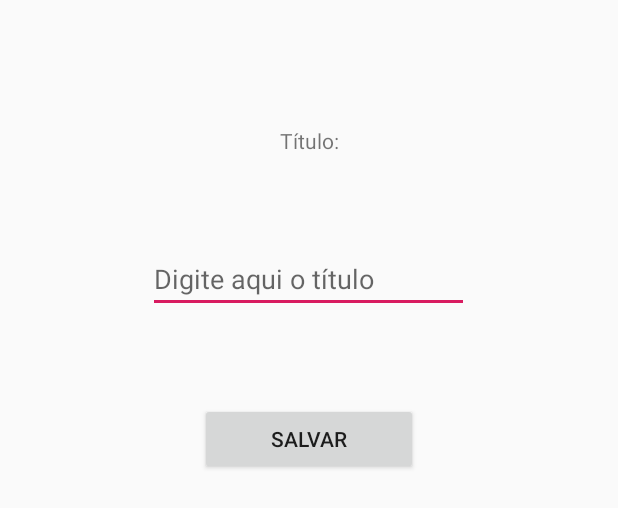
After one commit to LucasVeiga11/Lista-de-compras, an Android app: the layout activity_popup_lista.xml on its own in the app's theme, with its tools: preview values and no code run, on a phone screen of 412 x 824 dp. The commit adds this screen. Shown: the top 508 px of the screen. Run offline under Robolectric (Android 15) with nearby library versions, the phone set to English and light mode, and no system bars.

Commit message:
Criando PopUp para criação de listas e começando a implementar os items para a lista de compras

```diff
--- a/app/src/main/AndroidManifest.xml
+++ b/app/src/main/AndroidManifest.xml
@@ -9,7 +9,8 @@
         android:roundIcon="@mipmap/ic_launcher_round"
         android:supportsRtl="true"
         android:theme="@style/AppTheme">
-        <activity android:name=".FormularioActivity"></activity>
+        <activity android:name=".PopupLista"></activity>
+        <activity android:name=".FormularioActivity" />
         <activity android:name=".MainActivity">
             <intent-filter>
                 <action android:name="android.intent.action.MAIN" />
--- /dev/null
+++ b/app/src/main/res/layout/activity_popup_lista.xml
@@ -0,0 +1,50 @@
+<?xml version="1.0" encoding="utf-8"?>
+<android.support.constraint.ConstraintLayout xmlns:android="http://schemas.android.com/apk/res/android"
+    xmlns:app="http://schemas.android.com/apk/res-auto"
+    xmlns:tools="http://schemas.android.com/tools"
+    android:layout_width="match_parent"
+    android:layout_height="match_parent"
+    tools:context=".PopupLista">
+
+    <TextView
+        android:id="@+id/textView"
+        android:layout_width="wrap_content"
+        android:layout_height="wrap_content"
+        android:layout_marginStart="8dp"
+        android:layout_marginTop="84dp"
+        android:layout_marginEnd="8dp"
+        android:text="Título:"
+        app:layout_constraintEnd_toEndOf="parent"
+        app:layout_constraintStart_toStartOf="parent"
+        app:layout_constraintTop_toTopOf="parent" />
+
+
+    <EditText
+        android:id="@+id/etTitulo"
+        android:layout_width="214dp"
+        android:layout_height="wrap_content"
+        android:layout_marginStart="3dp"
+        android:layout_marginTop="60dp"
+        android:layout_marginEnd="8dp"
+        android:ems="10"
+        android:hint="Digite aqui o título"
+        android:inputType="textPersonName"
+        app:layout_constraintEnd_toEndOf="parent"
+        app:layout_constraintHorizontal_bias="0.51"
+        app:layout_constraintStart_toStartOf="parent"
+        app:layout_constraintTop_toBottomOf="@+id/textView" />
+
+
+    <Button
+        android:id="@+id/btnSalvar"
+        android:layout_width="145dp"
+        android:layout_height="wrap_content"
+        android:layout_marginStart="8dp"
+        android:layout_marginTop="60dp"
+        android:layout_marginEnd="8dp"
+        android:text="Salvar"
+        app:layout_constraintEnd_toEndOf="parent"
+        app:layout_constraintStart_toStartOf="parent"
+        app:layout_constraintTop_toBottomOf="@+id/etTitulo" />
+
+</android.support.constraint.ConstraintLayout>
--- a/app/src/main/res/values/styles.xml
+++ b/app/src/main/res/values/styles.xml
@@ -1,7 +1,7 @@
 <resources>
 
     <!-- Base application theme. -->
-    <style name="AppTheme" parent="Theme.AppCompat.Light.DarkActionBar">
+    <style name="AppTheme" parent="Theme.AppCompat.Light.NoActionBar">
         <!-- Customize your theme here. -->
         <item name="colorPrimary">@color/colorPrimary</item>
         <item name="colorPrimaryDark">@color/colorPrimaryDark</item>
```
Also changed, not shown: app/src/main/java/com/example/listadecompras/FormularioActivity.java (+13 -0 lines), app/src/main/java/com/example/listadecompras/MainActivity.java (+24 -0 lines), app/src/main/java/com/example/listadecompras/PopupLista.java (added, +51 -0 lines).
